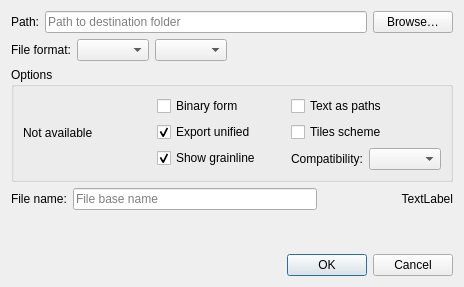
The window that src/app/puzzle/dialogs/dialogsavemanuallayout.ui (dismine/valentina) describes before a commit, drawn with Qt 5.
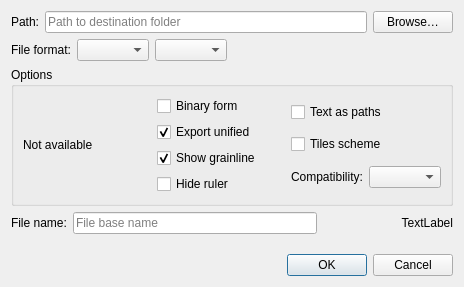
The same window after the commit. Icons and pictures are not drawn.

Commit message: Puzzle app. Export PDF tiles. Make the ruler optional.

```diff
--- a/src/app/puzzle/dialogs/dialogsavemanuallayout.ui
+++ b/src/app/puzzle/dialogs/dialogsavemanuallayout.ui
@@ -161,6 +161,13 @@
             </property>
            </widget>
           </item>
+          <item>
+           <widget class="QCheckBox" name="checkBoxHideRuler">
+            <property name="text">
+             <string>Hide ruler</string>
+            </property>
+           </widget>
+          </item>
          </layout>
         </item>
         <item>
```
Left out of the diff: 14 changed lines with no effect on the pictures. The commit also changes 8 other files.
